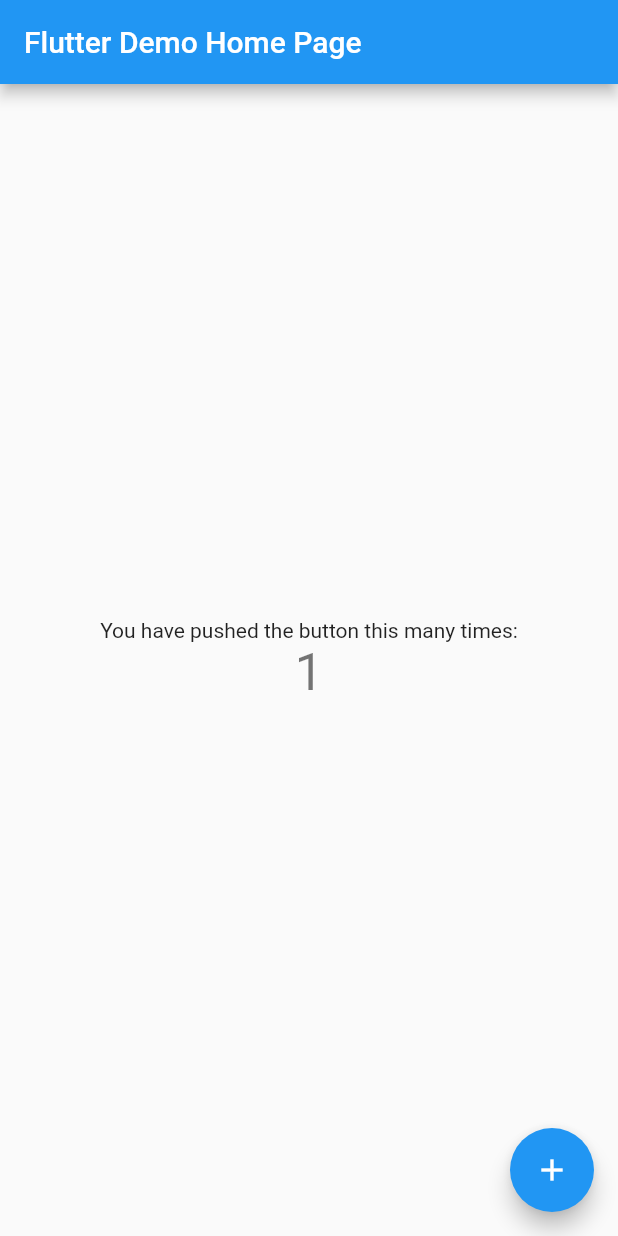
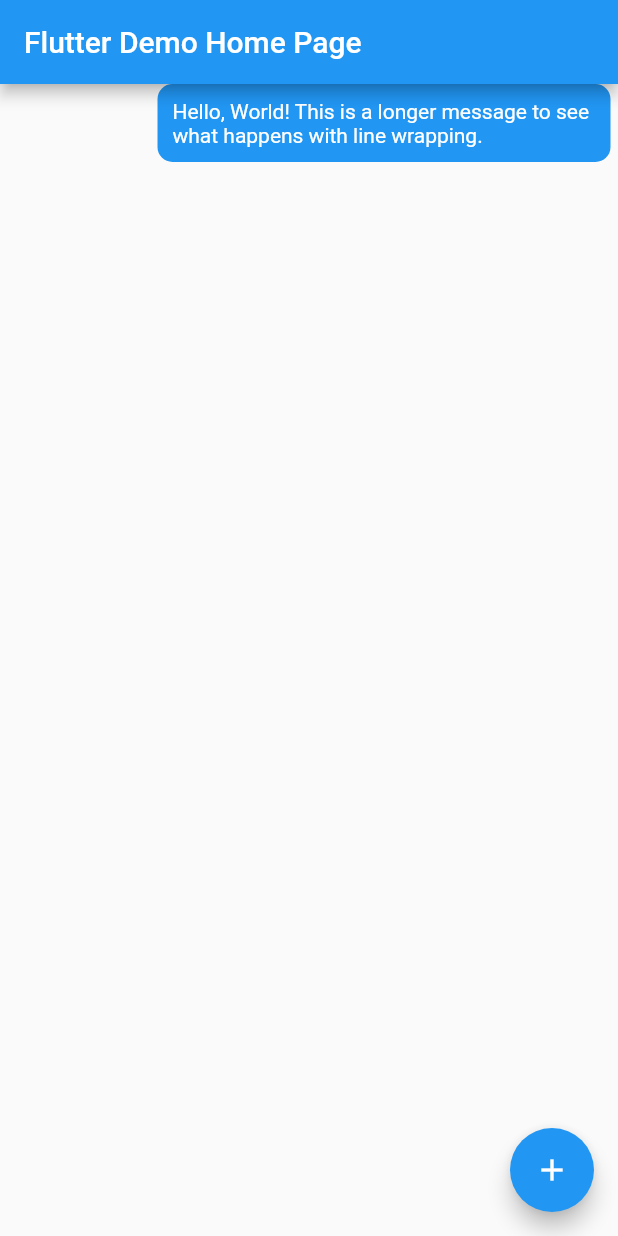
Before and after one commit to tomalabaster/messaging, a Flutter app: the screen it shows after launch, after a tap on the "add" icon, on a phone screen of 412 x 824 dp. Run offline on Flutter 3.47's test engine with Material 2 defaults, Android fonts, the phone set to English and light mode, and no system bars; our stand-ins replace freezed_annotation.

Commit message:
#1 - In and out tiles, entity and auto scrolling list

```diff
--- a/example/lib/main.dart
+++ b/example/lib/main.dart
@@ -1,4 +1,5 @@
 import 'package:flutter/material.dart';
+import 'package:messaging/messaging.dart';
 
 void main() {
   runApp(MyApp());
@@ -46,68 +47,42 @@ class MyHomePage extends StatefulWidget {
 }
 
 class _MyHomePageState extends State<MyHomePage> {
-  int _counter = 0;
+  late List<Message> _messages;
 
-  void _incrementCounter() {
-    setState(() {
-      // This call to setState tells the Flutter framework that something has
-      // changed in this State, which causes it to rerun the build method below
-      // so that the display can reflect the updated values. If we changed
-      // _counter without calling setState(), then the build method would not be
-      // called again, and so nothing would appear to happen.
-      _counter++;
-    });
+  @override
+  void initState() {
+    super.initState();
+
+    this._messages = [];
   }
 
   @override
   Widget build(BuildContext context) {
-    // This method is rerun every time setState is called, for instance as done
-    // by the _incrementCounter method above.
-    //
-    // The Flutter framework has been optimized to make rerunning build methods
-    // fast, so that you can just rebuild anything that needs updating rather
-    // than having to individually change instances of widgets.
     return Scaffold(
       appBar: AppBar(
-        // Here we take the value from the MyHomePage object that was created by
-        // the App.build method, and use it to set our appbar title.
         title: Text(widget.title),
       ),
-      body: Center(
-        // Center is a layout widget. It takes a single child and positions it
-        // in the middle of the parent.
-        child: Column(
-          // Column is also a layout widget. It takes a list of children and
-          // arranges them vertically. By default, it sizes itself to fit its
-          // children horizontally, and tries to be as tall as its parent.
-          //
-          // Invoke "debug painting" (press "p" in the console, choose the
-          // "Toggle Debug Paint" action from the Flutter Inspector in Android
-          // Studio, or the "Toggle Debug Paint" command in Visual Studio Code)
-          // to see the wireframe for each widget.
-          //
-          // Column has various properties to control how it sizes itself and
-          // how it positions its children. Here we use mainAxisAlignment to
-          // center the children vertically; the main axis here is the vertical
-          // axis because Columns are vertical (the cross axis would be
-          // horizontal).
-          mainAxisAlignment: MainAxisAlignment.center,
-          children: <Widget>[
-            Text(
-              'You have pushed the button this many times:',
-            ),
-            Text(
-              '$_counter',
-              style: Theme.of(context).textTheme.headline4,
-            ),
-          ],
-        ),
+      body: MessageThread(
+        messages: this._messages,
+        sender: 'sender',
       ),
       floatingActionButton: FloatingActionButton(
-        onPressed: _incrementCounter,
-        tooltip: 'Increment',
+        onPressed: () {
+          setState(() {
+            this._messages.add(
+                  Message(
+                    message:
+                        'Hello, World! This is a longer message to see what happens with line wrapping.',
+                    messageType: MessageType.text,
+                    sender: 'sender',
+                    timeSent: DateTime.now().toUtc(),
+                  ),
+                );
+          });
+        },
+        tooltip: 'Add new message',
         child: Icon(Icons.add),
-      ), // This trailing comma makes auto-formatting nicer for build methods.
+      ),
     );
   }
 }
--- a/lib/messaging.dart
+++ b/lib/messaging.dart
@@ -1,7 +1,5 @@
 library messaging;
 
-/// A Calculator.
-class Calculator {
-  /// Returns [value] plus 1.
-  int addOne(int value) => value + 1;
-}
+export 'src/enums/message_type.dart';
+export 'src/models/message.dart';
+export 'src/widgets/message_thread.dart';
--- /dev/null
+++ b/lib/src/enums/message_type.dart
@@ -0,0 +1,3 @@
+enum MessageType {
+  text,
+}
--- /dev/null
+++ b/lib/src/models/message.dart
@@ -0,0 +1,18 @@
+import 'package:freezed_annotation/freezed_annotation.dart';
+
+import '../enums/message_type.dart';
+
+part 'message.freezed.dart';
+
+@freezed
+class Message with _$Message {
+  const factory Message({
+    required Object sender,
+    @Default(null) String? message,
+    required MessageType messageType,
+    @Default(null) String? mediaUrl,
+    required DateTime timeSent,
+    @Default(null) DateTime? timeDelivered,
+    @Default(null) DateTime? timeRead,
+  }) = _Message;
+}
--- /dev/null
+++ b/lib/src/widgets/message_thread.dart
@@ -0,0 +1,170 @@
+import 'package:flutter/widgets.dart';
+import 'package:messaging/src/widgets/text_message_in.dart';
+
+import '../../messaging.dart';
+import '../models/message.dart';
+import 'text_message_out.dart';
+
+typedef MessageAlignment = Alignment? Function(Message message);
+typedef WidgetForMessage = Widget Function(
+  Message message,
+  bool firstInSet,
+  bool lastInSet,
+);
+
+class MessageThread extends StatefulWidget {
+  final List<Message> messages;
+  final MessageAlignment? messageAlignment;
+  final WidgetForMessage? widgetForMessage;
+  final Object? sender;
+
+  MessageThread({
+    Key? key,
+    required List<Message> messages,
+    this.messageAlignment,
+    this.widgetForMessage,
+    this.sender,
+  })  : this.messages = List.of(messages),
+        super(key: key);
+
+  @override
+  _MessageThreadState createState() => _MessageThreadState();
+}
+
+class _MessageThreadState extends State<MessageThread> {
+  late final ScrollController _scrollController;
+
+  @override
+  void initState() {
+    super.initState();
+
+    this._scrollController = ScrollController();
+  }
+
+  @override
+  void didUpdateWidget(covariant MessageThread oldWidget) {
+    super.didUpdateWidget(oldWidget);
+
+    if (this.widget.messages.length != oldWidget.messages.length) {
+      final lastMessage =
+          this.widget.messages.isEmpty ? null : this.widget.messages.last;
+      final oldLastMessage =
+          oldWidget.messages.isEmpty ? null : oldWidget.messages.last;
+
+      if (lastMessage != oldLastMessage) {
+        WidgetsBinding.instance!.addPostFrameCallback((timeStamp) {
+          this._scrollController.animateTo(
+                this._scrollController.position.maxScrollExtent,
+                duration: const Duration(milliseconds: 100),
+                curve: Curves.easeIn,
+              );
+        });
+      }
+    }
+  }
+
+  @override
+  void dispose() {
+    this._scrollController.dispose();
+
+    super.dispose();
+  }
+
+  @override
+  Widget build(BuildContext context) {
+    return LayoutBuilder(builder: (context, constraints) {
+      return ListView.builder(
+        controller: this._scrollController,
+        itemCount: this.widget.messages.length,
+        itemBuilder: (context, index) {
+          final message = this.widget.messages[index];
+          final alignment = this._messageAlignment(message);
+
+          final previousMessage =
+              index == 0 ? null : this.widget.messages[index - 1];
+          final nextMessage = index == this.widget.messages.length - 1
+              ? null
+              : this.widget.messages[index + 1];
+
+          final previousAlignment = previousMessage == null
+              ? null
+              : this._messageAlignment(previousMessage);
+          final nextAlignment =
+              nextMessage == null ? null : this._messageAlignment(nextMessage);
+
+          return Row(
+            mainAxisAlignment: this._mainAxisAlignmentFromAlignment(alignment),
+            children: [
+              Flexible(
+                child: ConstrainedBox(
+                  constraints: constraints.copyWith(
+                    maxWidth: constraints.maxWidth - 100,
+                  ),
+                  child: this._defaultWidgetForMessage(
+                    message,
+                    previousAlignment != alignment,
+                    nextAlignment != alignment,
+                  ),
+                ),
+              ),
+            ],
+          );
+        },
+      );
+    });
+  }
+
+  Alignment _messageAlignment(Message message) {
+    return this.widget.messageAlignment?.call(message) ??
+        this._defaultMessageAlignment(message);
+  }
+
+  Alignment _defaultMessageAlignment(Message message) {
+    final sender = this.widget.sender;
+
+    if (sender == null) {
+      return this.widget.messages.indexOf(message) % 6 < 3
+          ? Alignment.centerRight
+          : Alignment.centerLeft;
+    } else {
+      return message.sender == sender
+          ? Alignment.centerRight
+          : Alignment.centerLeft;
+    }
+  }
+
+  MainAxisAlignment _mainAxisAlignmentFromAlignment(Alignment alignment) {
+    if (alignment.x < 0) {
+      return MainAxisAlignment.start;
+    } else if (alignment.x > 0) {
+      return MainAxisAlignment.end;
+    } else {
+      return MainAxisAlignment.center;
+    }
+  }
+
+  Widget _defaultWidgetForMessage(
+    Message message,
+    bool firstInSet,
+    bool lastInSet,
+  ) {
+    final defaultAlignment = this._messageAlignment(message);
+
+    switch (message.messageType) {
+      case MessageType.text:
+        return defaultAlignment.x < 0
+            ? TextMessageIn(
+                message: message,
+                firstInSet: firstInSet,
+                lastInSet: lastInSet,
+              )
+            : TextMessageOut(
+                message: message,
+                firstInSet: firstInSet,
+                lastInSet: lastInSet,
+              );
+      default:
+        return const SizedBox.shrink();
+    }
+  }
+}
--- /dev/null
+++ b/lib/src/widgets/text_message_in.dart
@@ -0,0 +1,39 @@
+import 'package:flutter/material.dart';
+import 'package:flutter/widgets.dart';
+
+import '../models/message.dart';
+
+class TextMessageIn extends StatelessWidget {
+  final Message message;
+  final bool firstInSet;
+  final bool lastInSet;
+
+  const TextMessageIn({
+    Key? key,
+    required this.message,
+    this.firstInSet = false,
+    this.lastInSet = false,
+  }) : super(key: key);
+
+  @override
+  Widget build(BuildContext context) {
+    return AnimatedContainer(
+      decoration: BoxDecoration(
+        borderRadius: BorderRadius.only(
+          topLeft: Radius.circular(this.firstInSet ? 10 : 2),
+          topRight: Radius.circular(this.firstInSet ? 10 : 10),
+          bottomLeft: Radius.circular(this.lastInSet ? 10 : 2),
+          bottomRight: Radius.circular(this.lastInSet ? 10 : 10),
+        ),
+        color: Colors.grey.shade300,
+      ),
+      duration: const Duration(milliseconds: 200),
+      margin: const EdgeInsets.only(bottom: 5, left: 5, right: 5),
+      padding: const EdgeInsets.all(10),
+      child: SelectableText(
+        message.message ?? '',
+        style: TextStyle(color: Colors.black),
+      ),
+    );
+  }
+}
--- /dev/null
+++ b/lib/src/widgets/text_message_out.dart
@@ -0,0 +1,39 @@
+import 'package:flutter/material.dart';
+import 'package:flutter/widgets.dart';
+
+import '../models/message.dart';
+
+class TextMessageOut extends StatelessWidget {
+  final Message message;
+  final bool firstInSet;
+  final bool lastInSet;
+
+  const TextMessageOut({
+    Key? key,
+    required this.message,
+    this.firstInSet = false,
+    this.lastInSet = false,
+  }) : super(key: key);
+
+  @override
+  Widget build(BuildContext context) {
+    return AnimatedContainer(
+      decoration: BoxDecoration(
+        borderRadius: BorderRadius.only(
+          topLeft: Radius.circular(this.firstInSet ? 10 : 10),
+          topRight: Radius.circular(this.firstInSet ? 10 : 2),
+          bottomLeft: Radius.circular(this.lastInSet ? 10 : 10),
+          bottomRight: Radius.circular(this.lastInSet ? 10 : 2),
+        ),
+        color: Theme.of(context).primaryColor,
+      ),
+      duration: const Duration(milliseconds: 200),
+      margin: const EdgeInsets.only(bottom: 5, left: 5, right: 5),
+      padding: const EdgeInsets.all(10),
+      child: SelectableText(
+        message.message ?? '',
+        style: TextStyle(color: Colors.white),
+      ),
+    );
+  }
+}
--- a/pubspec.yaml
+++ b/pubspec.yaml
@@ -10,17 +10,19 @@ environment:
 dependencies:
   flutter:
     sdk: flutter
+  freezed_annotation: 0.14.2
 
 dev_dependencies:
+  build_runner: 2.1.1
   flutter_test:
     sdk: flutter
+  freezed: 0.14.2
 
 # For information on the generic Dart part of this file, see the
 # following page: https://dart.dev/tools/pub/pubspec
 
 # The following section is specific to Flutter.
 flutter:
-
   # To add assets to your package, add an assets section, like this:
   # assets:
   #   - images/a_dot_burr.jpeg
@@ -31,7 +33,6 @@ flutter:
   #
   # An image asset can refer to one or more resolution-specific "variants", see
   # https://flutter.dev/assets-and-images/#resolution-aware.
-
   # To add custom fonts to your package, add a fonts section here,
   # in this "flutter" section. Each entry in this list should have a
   # "family" key with the font family name, and a "fonts" key with a
```
Also changed, not shown: example/pubspec.lock, lib/src/models/message.freezed.dart (added), pubspec.lock, 1 other file.
